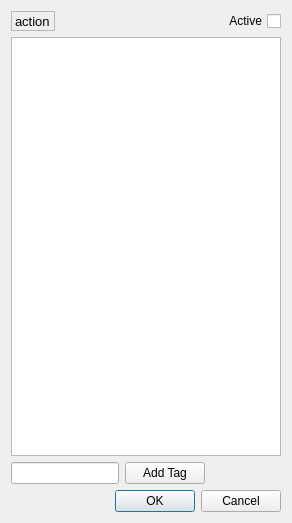
Qt form src/fontaction.ui (fontmatrix/fontmatrix) before a commit.
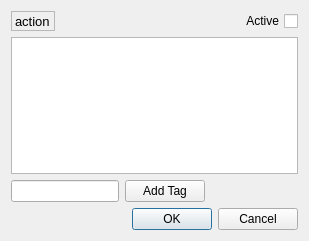
The same form after that commit.

```diff
--- a/src/fontaction.ui
+++ b/src/fontaction.ui
@@ -6,8 +6,8 @@
    <rect>
     <x>0</x>
     <y>0</y>
-    <width>292</width>
-    <height>523</height>
+    <width>309</width>
+    <height>241</height>
    </rect>
   </property>
   <property name="windowTitle" >
```
